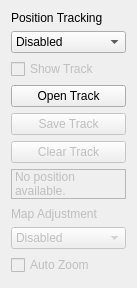
Before: the Qt Designer form src/lib/CurrentLocationWidget.ui in KDE/marble, drawn with Qt 5.
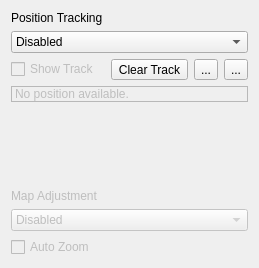
After: the same form once the commit is applied. Icons and pictures are not drawn.

Commit message: Show the open button also on desktop systems.

Diff of the .ui file:
```diff
--- a/src/lib/CurrentLocationWidget.ui
+++ b/src/lib/CurrentLocationWidget.ui
@@ -6,8 +6,8 @@
    <rect>
     <x>0</x>
     <y>0</y>
-    <width>137</width>
-    <height>288</height>
+    <width>259</width>
+    <height>268</height>
    </rect>
   </property>
   <property name="windowTitle">
@@ -40,41 +40,66 @@
     </widget>
    </item>
    <item>
+    <layout class="QHBoxLayout" name="horizontalLayout">
+     <item>
     <widget class="QCheckBox" name="showTrackCheckBox">
      <property name="enabled">
       <bool>false</bool>
      </property>
+       <property name="sizePolicy">
+        <sizepolicy hsizetype="Expanding" vsizetype="Fixed">
+         <horstretch>0</horstretch>
+         <verstretch>0</verstretch>
+        </sizepolicy>
+       </property>
      <property name="text">
       <string>Show Track</string>
      </property>
     </widget>
    </item>
    <item>
-    <widget class="QPushButton" name="openTrackPushButton">
-     <property name="text">
-      <string>Open Track</string>
-     </property>
-    </widget>
-   </item>
-   <item>
-    <widget class="QPushButton" name="saveTrackPushButton">
-     <property name="enabled">
-      <bool>false</bool>
-     </property>
-     <property name="text">
-      <string>Save Track</string>
-     </property>
-    </widget>
-   </item>
-   <item>
-    <widget class="QPushButton" name="clearTrackPushButton">
-     <property name="enabled">
-      <bool>false</bool>
+      <widget class="QToolButton" name="clearTrackButton">
+       <property name="sizePolicy">
+        <sizepolicy hsizetype="Preferred" vsizetype="Fixed">
+         <horstretch>0</horstretch>
+         <verstretch>0</verstretch>
+        </sizepolicy>
      </property>
      <property name="text">
       <string>Clear Track</string>
      </property>
-    </widget>
+       <property name="icon">
+        <iconset resource="../marble.qrc">
+         <normaloff>:/icons/16x16/edit-clear-list.png</normaloff>:/icons/16x16/edit-clear-list.png</iconset>
+       </property>
+       <property name="toolButtonStyle">
+        <enum>Qt::ToolButtonTextBesideIcon</enum>
+       </property>
+      </widget>
+     </item>
+     <item>
+      <widget class="QToolButton" name="openTrackButton">
+       <property name="text">
+        <string>...</string>
+       </property>
+       <property name="icon">
+        <iconset resource="../marble.qrc">
+         <normaloff>:/icons/16x16/document-open.png</normaloff>:/icons/16x16/document-open.png</iconset>
+       </property>
+      </widget>
+     </item>
+     <item>
+      <widget class="QToolButton" name="saveTrackButton">
+       <property name="text">
+        <string>...</string>
+       </property>
+       <property name="icon">
+        <iconset resource="../marble.qrc">
+         <normaloff>:/icons/16x16/document-save.png</normaloff>:/icons/16x16/document-save.png</iconset>
+       </property>
+      </widget>
+     </item>
+    </layout>
    </item>
    <item>
     <widget class="QLabel" name="locationLabel">
@@ -102,14 +127,14 @@
     </widget>
    </item>
    <item>
-    <spacer name="trackRecenterVerticalSpacer">
+    <spacer name="verticalSpacer">
      <property name="orientation">
       <enum>Qt::Vertical</enum>
      </property>
      <property name="sizeHint" stdset="0">
       <size>
        <width>20</width>
-       <height>20</height>
+       <height>40</height>
       </size>
      </property>
     </spacer>
@@ -168,19 +193,6 @@
      </property>
     </widget>
    </item>
-   <item>
-    <spacer name="verticalSpacer">
-     <property name="orientation">
-      <enum>Qt::Vertical</enum>
-     </property>
-     <property name="sizeHint" stdset="0">
-      <size>
-       <width>20</width>
-       <height>20</height>
-      </size>
-     </property>
-    </spacer>
-   </item>
   </layout>
  </widget>
  <resources/>
```
Left out of the diff: 4 changed lines with no effect on the pictures. Lines whose indentation alone changed are shown as unchanged. The commit also changes 3 other files.
